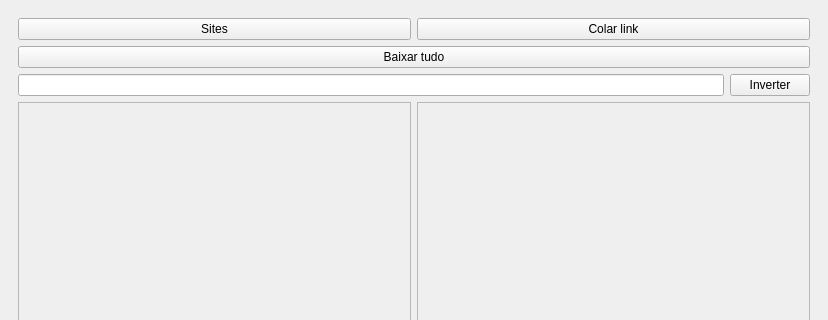
Qt form src/GUI_qt/assets/main.ui (Lyem/pyneko) before a commit; both pictures show x 0 to 828 and y 0 to 320 of the 828 by 548 pixel window.
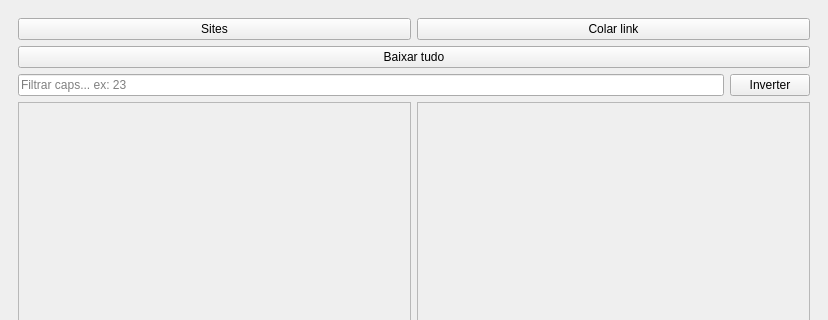
The same form after that commit. Icons and pictures are not drawn.

Commit message: feat: add placeholder

The edit to the form file:
```diff
--- a/src/GUI_qt/assets/main.ui
+++ b/src/GUI_qt/assets/main.ui
@@ -61,7 +61,14 @@
            <number>0</number>
           </property>
           <item>
-           <widget class="QLineEdit" name="search"/>
+           <widget class="QLineEdit" name="search">
+            <property name="autoFillBackground">
+             <bool>false</bool>
+            </property>
+            <property name="placeholderText">
+             <string>Filtrar caps... ex: 23</string>
+            </property>
+           </widget>
           </item>
           <item>
            <widget class="QPushButton" name="invert">
```
Left out of the diff: 4 changed lines with no effect on the pictures.
